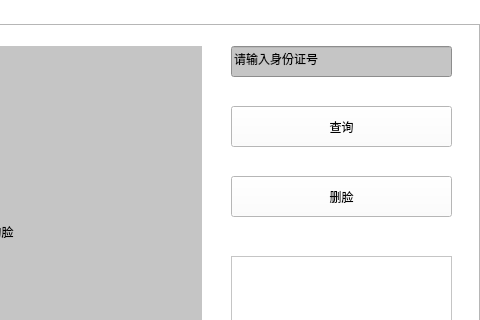
CoderLiHu/face_id_engineer_homework, file IndexUI.ui: the form before one commit; both pictures show x 271 to 751 and y 0 to 320 of the 751 by 441 pixel window.
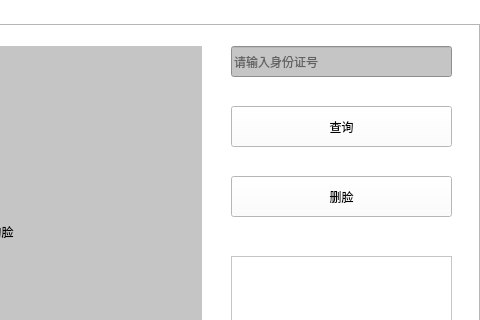
The form after the commit. The open tabs and pages were chosen to show the change.

```diff
--- a/IndexUI.ui
+++ b/IndexUI.ui
@@ -219,14 +219,14 @@
      <string notr="true">background-color: rgb(197, 197, 197);</string>
     </property>
     <property name="text">
+     <string/>
+    </property>
+    <property name="dragEnabled">
+     <bool>false</bool>
+    </property>
+    <property name="placeholderText">
      <string>请输入身份证号</string>
     </property>
-    <property name="dragEnabled">
-     <bool>false</bool>
-    </property>
-    <property name="placeholderText">
-     <string>请输入要删脸的名字</string>
-    </property>
    </widget>
    <widget class="QPushButton" name="delMemberQuery_btn">
     <property name="geometry">
```
Left out of the diff: 4 changed lines with no effect on the pictures.
